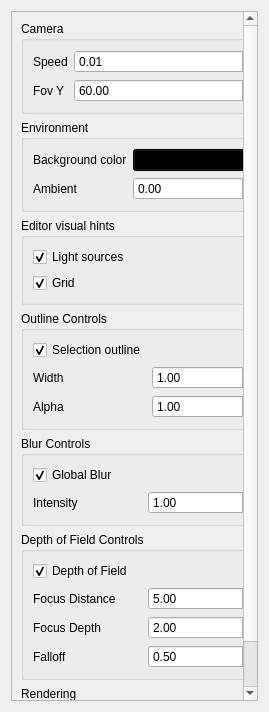
The window that Project3Root/Project3/ui/miscsettingswidget.ui (MarcFly/AGP-ShaderLearning) describes before a commit, drawn with Qt 5.
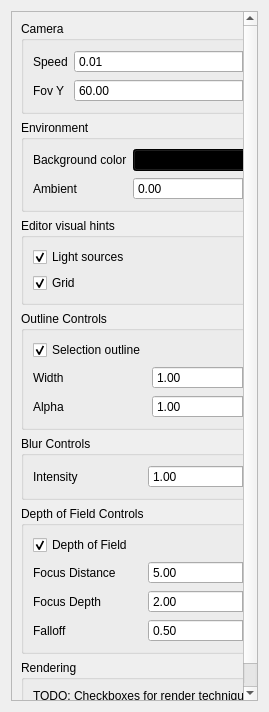
The same window after the commit.

Commit message:
Forgot to Connect the DOF vars in ui, good job
Also, still not working, DOF not even showing and I don't know why light are not applied even if it should use fboColor which has the light writte unto and later the lights wtf

Diff of the .ui file:
```diff
--- a/Project3Root/Project3/ui/miscsettingswidget.ui
+++ b/Project3Root/Project3/ui/miscsettingswidget.ui
@@ -208,14 +208,14 @@
           <string>Blur Controls</string>
          </property>
          <layout class="QGridLayout" name="gridLayout_2">
-          <item row="2" column="0">
+          <item row="1" column="0">
            <widget class="QLabel" name="label_8">
             <property name="text">
              <string>Intensity</string>
             </property>
            </widget>
           </item>
-          <item row="2" column="1">
+          <item row="1" column="1">
            <widget class="QDoubleSpinBox" name="blurIntensity">
             <property name="maximum">
              <double>1.000000000000000</double>
@@ -228,16 +228,6 @@
             </property>
            </widget>
           </item>
-          <item row="1" column="0">
-           <widget class="QCheckBox" name="globalBlur">
-            <property name="text">
-             <string>Global Blur</string>
-            </property>
-            <property name="checked">
-             <bool>true</bool>
-            </property>
-           </widget>
-          </item>
          </layout>
         </widget>
        </item>
```
The commit also changes 5 other files.
